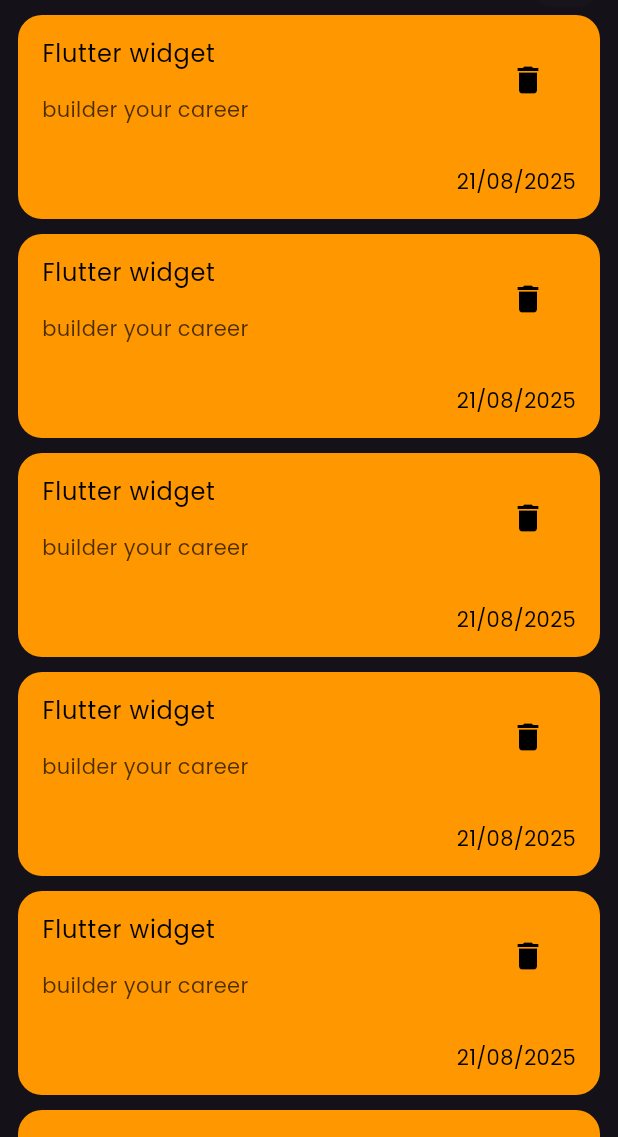
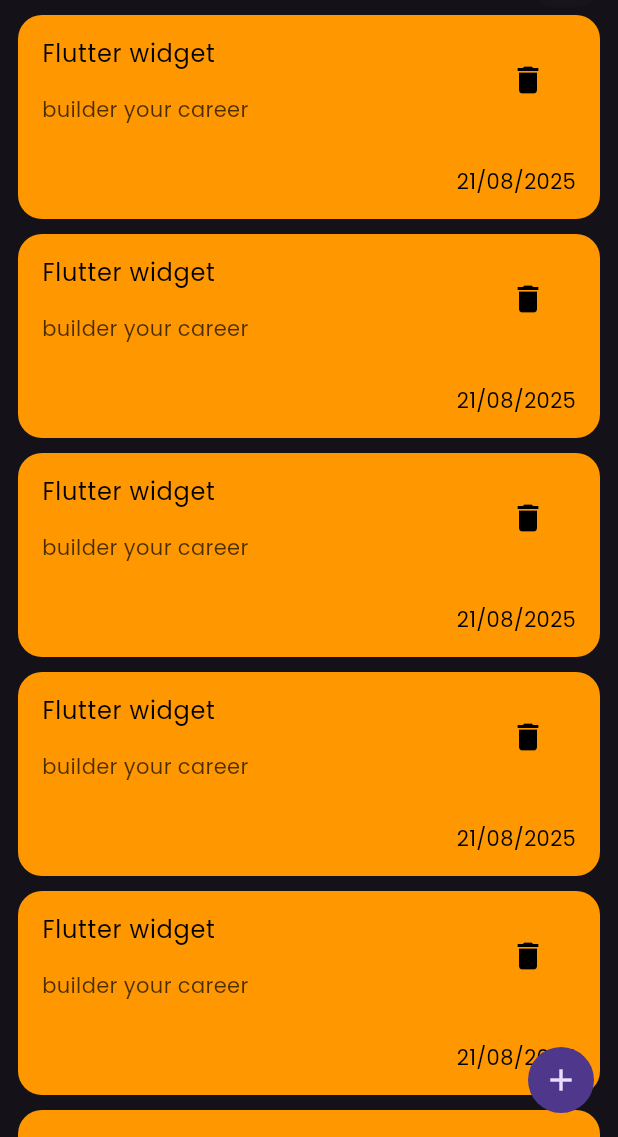
Before and after one commit to omar2071-code/NoteApp, a Flutter app: the screen it shows after launch, on a phone screen of 412 x 824 dp, the part 99-1236 px from its top. Run offline on Flutter 3.47's test engine with Material 3 defaults, Android fonts, the phone set to English and light mode, and no system bars.

Commit message:
add floatingAction Button

```diff
--- a/lib/screens/note_screen.dart
+++ b/lib/screens/note_screen.dart
@@ -6,6 +6,12 @@ class NoteHomeScreen extends StatelessWidget {
   static String id = 'NoteHomeScreen';
   @override
   Widget build(BuildContext context) {
-    return Scaffold(body: NotesScreenBody());
+    return Scaffold(
+      floatingActionButton: CircleAvatar(
+        radius: 22,
+        child: IconButton(onPressed: () {}, icon: Icon(Icons.add)),
+      ),
+      body: NotesScreenBody(),
+    );
   }
 }
```
